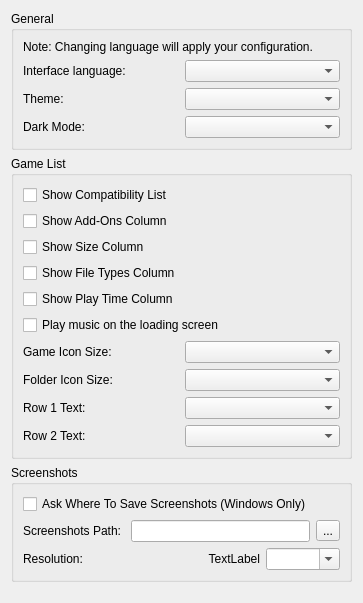
First picture: the form in src/suyu/configuration/configure_ui.ui, repository Valdrrak/suyu-v0.0.4, before the edit.
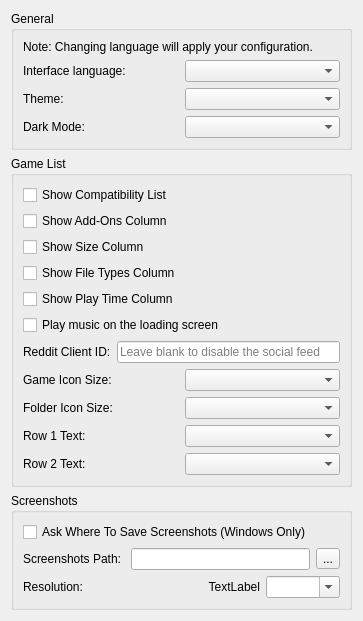
Second picture: the form after the edit.

Commit message: suyu: migrate social feed to Reddit OAuth (unauthenticated .json was deprecated)

```diff
--- a/src/suyu/configuration/configure_ui.ui
+++ b/src/suyu/configuration/configure_ui.ui
@@ -132,6 +132,27 @@
           </property>
          </widget>
         </item>
+        <item>
+         <layout class="QHBoxLayout" name="reddit_client_id_qhbox_layout">
+          <item>
+           <widget class="QLabel" name="reddit_client_id_label">
+            <property name="text">
+             <string>Reddit Client ID:</string>
+            </property>
+            <property name="toolTip">
+             <string>Reddit requires an OAuth app ID to read r/suyu since 2026-05-28. Create a free one at reddit.com/prefs/apps (type "installed app", no secret needed).</string>
+            </property>
+           </widget>
+          </item>
+          <item>
+           <widget class="QLineEdit" name="reddit_client_id_edit">
+            <property name="placeholderText">
+             <string>Leave blank to disable the social feed</string>
+            </property>
+           </widget>
+          </item>
+         </layout>
+        </item>
         <item>
          <layout class="QHBoxLayout" name="game_icon_size_qhbox_layout_2">
           <item>
```
The commit also changes 4 other files.
